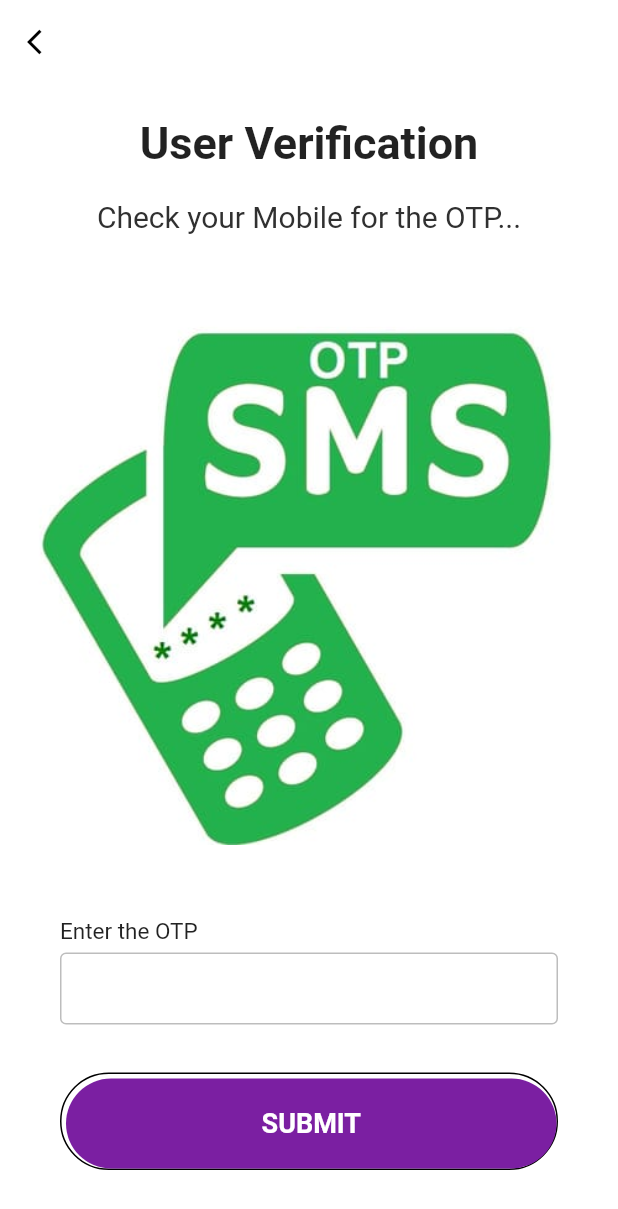
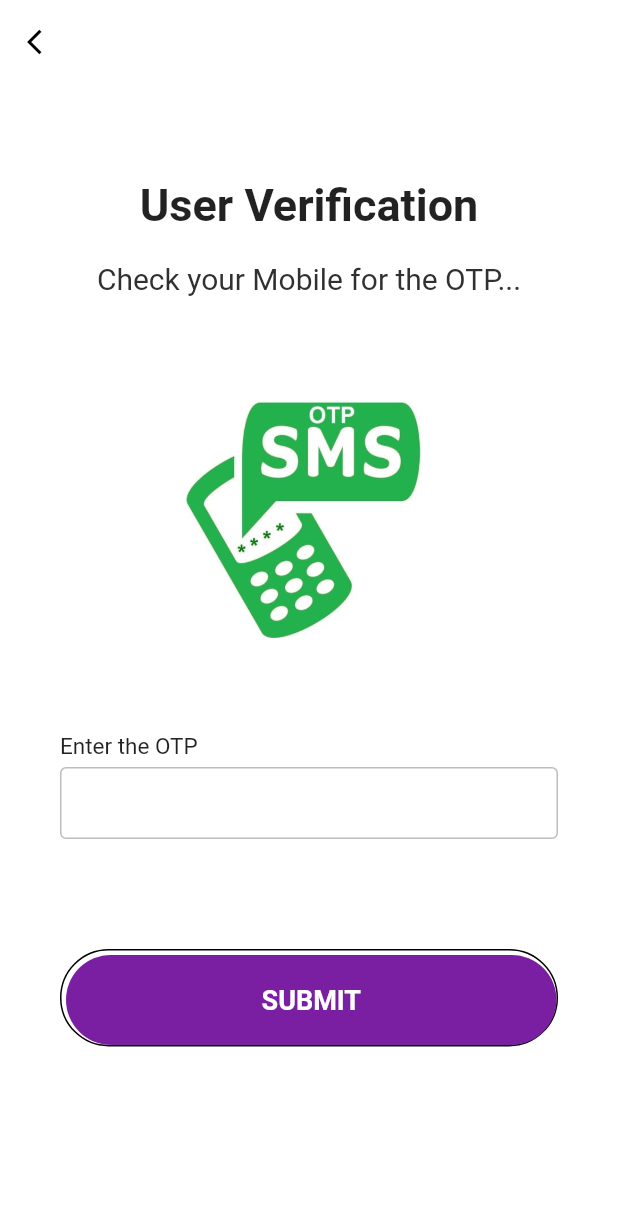
Before and after one commit to cepdnaclk/e17-3yp-Smart-Cradle, a Flutter app: the Otp screen opened directly, on a phone screen of 412 x 824 dp. Shown: the top 1209 px of the screen. Run offline on Flutter 3.47's test engine with Material 2 defaults, Android fonts, the phone set to English and light mode, and no system bars; our stand-ins replace font_awesome_flutter.

Commit message:
updated otp.dart - changed the pic size

```diff
--- a/Front End/cradle_app/lib/otp.dart
+++ b/Front End/cradle_app/lib/otp.dart
@@ -46,7 +46,7 @@ class Otp extends StatelessWidget {
                 ),
 
                   Container(
-                height: MediaQuery.of(context).size.height / 2,
+                height: MediaQuery.of(context).size.height / 5,
                 decoration: BoxDecoration(
                   image: DecorationImage(
                     image: AssetImage("assets/images/otp.jpeg") //add  an image to welcome page
```
